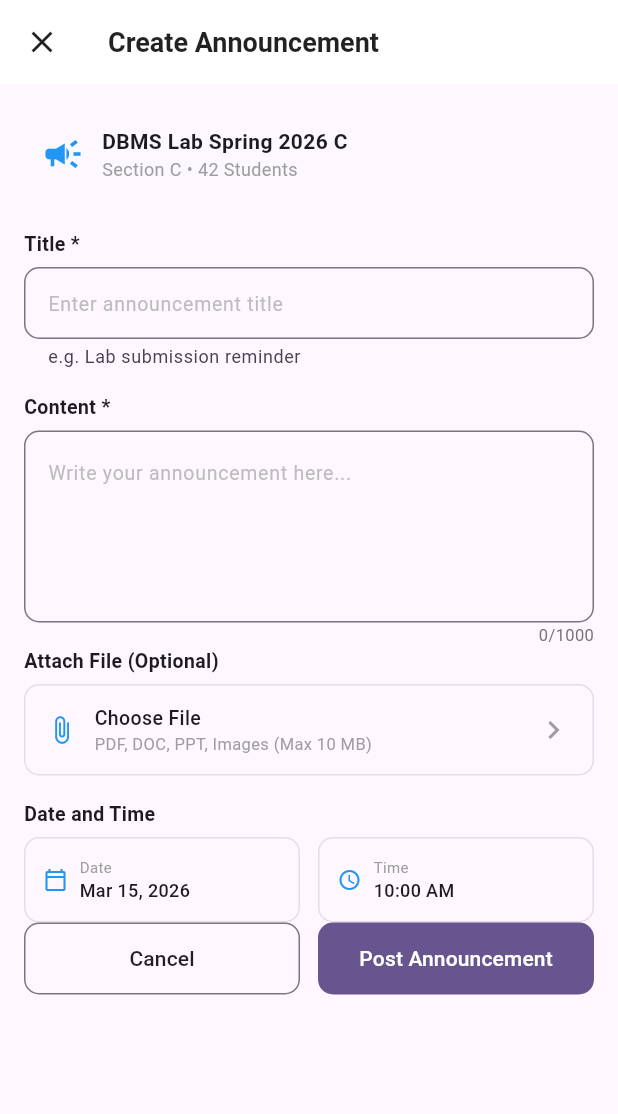
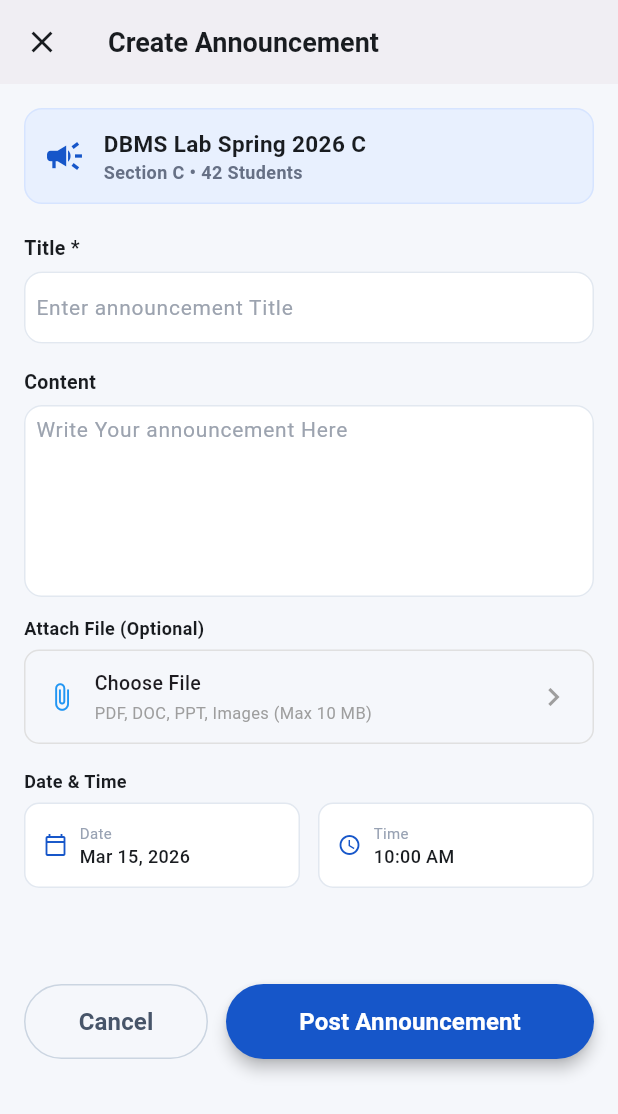
Before and after one commit to Masaud-Ahmad/XwanEdu, a Flutter app: the CreateAnnouncementScreen screen opened directly, on a phone screen of 412 x 824 dp. Shown: the top 1114 px of the screen. Run offline on Flutter 3.47's test engine with Material 3 defaults, Android fonts, the phone set to English and light mode, and no system bars; our stand-ins replace get, lottie.

Commit message:
Redesign announcement Screen

```diff
--- a/lib/common/widgets/edutextfield/textfiled.dart
+++ b/lib/common/widgets/edutextfield/textfiled.dart
@@ -33,14 +33,15 @@ class EduTextField extends StatelessWidget {
 
       decoration: InputDecoration(
         hintText: hintText,
-        hintStyle: const TextStyle(color: Color(0xFF9CA3AF)),
+
+        hintStyle: const TextStyle(color: Color(0xFF9CA3AF), fontSize: 14),
         prefixIcon: icon != null
             ? Icon(icon, color: Color(0xFF9CA3AF), size: 20)
             : null,
         filled: true,
 
         fillColor: fieldBg,
-        contentPadding: EdgeInsets.only(left: leftPadding!),
+        contentPadding: EdgeInsets.all(leftPadding!),
         border: OutlineInputBorder(
           borderRadius: BorderRadius.circular(12),
           borderSide: BorderSide(color: borderColor),
--- a/lib/common/widgets/elevated_button/elevated_button.dart
+++ b/lib/common/widgets/elevated_button/elevated_button.dart
@@ -4,24 +4,41 @@ import 'package:xwanedu/constant/colors.dart';
 class EduButton extends StatelessWidget {
   final String text;
   final VoidCallback onPressed;
+
   final Color? backgroundColor;
   final Color? textColor;
+  final Color? borderColor;
+
   final double width;
   final double height;
   final double borderRadius;
   final double fontSize;
+  final double borderWidth;
+
+  final FontWeight fontWeight;
+
+  final bool isBackgroundVisible;
+  final bool isBorderVisible;
 
   const EduButton({
     super.key,
     required this.text,
     required this.onPressed,
+
     this.backgroundColor,
     this.textColor,
-    this.width = double.infinity, // Defaults to full width
-    this.height = 50.0, // Standard touch-friendly height
-    this.borderRadius = 12.0, // Matches modern rounded UI
-    this.fontSize = 16.0,
-    fontweight = FontWeight.w600,
+    this.borderColor,
+
+    this.width = double.infinity,
+    this.height = 50,
+    this.borderRadius = 12,
+    this.fontSize = 16,
+    this.borderWidth = 1,
+
+    this.fontWeight = FontWeight.w600,
+
+    this.isBackgroundVisible = true,
+    this.isBorderVisible = false,
   });
 
   @override
@@ -29,20 +46,36 @@ class EduButton extends StatelessWidget {
     return SizedBox(
       width: width,
       height: height,
+
       child: ElevatedButton(
         onPressed: onPressed,
+
         style: ElevatedButton.styleFrom(
-          // Use the provided color or fall back to a default primary color
-          backgroundColor: backgroundColor ?? AppColors.primary,
-          foregroundColor: textColor ?? Colors.white,
-          elevation: 6, // Flat design; increase if you want a drop shadow
+          backgroundColor: isBackgroundVisible
+              ? backgroundColor ?? AppColors.primary
+              : Colors.transparent,
+
+          foregroundColor:
+              textColor ??
+              (isBackgroundVisible ? Colors.white : AppColors.primary),
+
+          elevation: isBackgroundVisible ? 4 : 0,
+
+          side: isBorderVisible
+              ? BorderSide(
+                  color: borderColor ?? AppColors.primary,
+                  width: borderWidth,
+                )
+              : BorderSide.none,
+
           shape: RoundedRectangleBorder(
             borderRadius: BorderRadius.circular(borderRadius),
           ),
         ),
+
         child: Text(
           text,
-          style: TextStyle(fontSize: fontSize, fontWeight: FontWeight.w900),
+          style: TextStyle(fontSize: fontSize, fontWeight: fontWeight),
         ),
       ),
     );
--- a/lib/feature/announcement/announcement_screen.dart
+++ b/lib/feature/announcement/announcement_screen.dart
@@ -1,4 +1,13 @@
 import 'package:flutter/material.dart';
+import 'package:get/get_core/src/get_main.dart';
+import 'package:get/get_navigation/src/extension_navigation.dart';
+import 'package:xwanedu/common/widgets/edu_container/edu_container.dart';
+import 'package:xwanedu/common/widgets/edutext/edutext.dart';
+import 'package:xwanedu/common/widgets/edutextfield/textfiled.dart';
+import 'package:xwanedu/common/widgets/elevated_button/elevated_button.dart';
+import 'package:xwanedu/constant/colors.dart';
+import 'package:xwanedu/constant/size.dart';
+import 'package:xwanedu/utils/file_picker.dart';
 
 class CreateAnnouncementScreen extends StatefulWidget {
   const CreateAnnouncementScreen({super.key});
@@ -11,7 +20,7 @@ class CreateAnnouncementScreen extends StatefulWidget {
 class _CreateAnnouncementScreenState extends State<CreateAnnouncementScreen> {
   final _titleController = TextEditingController();
   final _contentController = TextEditingController();
-  final bool _isPinned = true;
+
   final String _date = 'Mar 15, 2026';
   final String _time = '10:00 AM';
 
@@ -25,202 +34,187 @@ class _CreateAnnouncementScreenState extends State<CreateAnnouncementScreen> {
   @override
   Widget build(BuildContext context) {
     return Scaffold(
+      // Soft classroom/app background
+      backgroundColor: AppColors.background,
+
       appBar: AppBar(
-        backgroundColor: Colors.white,
-        elevation: 0,
-        leading: const CloseButton(color: Colors.black87),
+        // Keep app bar clean instead of strong blue
+        backgroundColor: AppColors.surface,
+        elevation: 5,
+
+        leading: const CloseButton(color: AppColors.onSurface),
+
         title: const Text(
           'Create Announcement',
           style: TextStyle(
-            color: Colors.black87,
+            color: AppColors.onSurface,
             fontWeight: FontWeight.bold,
             fontSize: 18,
           ),
         ),
       ),
+
       body: SingleChildScrollView(
         padding: const EdgeInsets.all(16),
+
         child: Column(
           crossAxisAlignment: CrossAxisAlignment.start,
+
           children: [
             // Course Info Banner
             Container(
               padding: const EdgeInsets.all(12),
+
               decoration: BoxDecoration(
-                color: Colors.blue.shade50.withAlpha(6),
+                // Light blue classroom accent
+                color: const Color(0xFFE8F0FE),
+
                 borderRadius: BorderRadius.circular(12),
+
+                border: Border.all(color: const Color(0xFFD6E4FF)),
               ),
+
               child: const Row(
                 children: [
-                  Icon(Icons.campaign, color: Colors.blue, size: 28),
+                  Icon(Icons.campaign, color: AppColors.primary, size: 28),
+
                   SizedBox(width: 12),
+
                   Column(
                     crossAxisAlignment: CrossAxisAlignment.start,
                     children: [
-                      Text(
-                        'DBMS Lab Spring 2026 C',
-                        style: TextStyle(
-                          fontWeight: FontWeight.bold,
-                          fontSize: 14,
-                        ),
+                      EduText(
+                        name: 'DBMS Lab Spring 2026 C',
+                        fontSize: SizeConstant.fontSizeSm + 3,
+                        fontcolor: AppColors.onSurface,
                       ),
-                      Text(
-                        'Section C • 42 Students',
-                        style: TextStyle(color: Colors.grey, fontSize: 12),
+
+                      EduText(
+                        name: 'Section C • 42 Students',
+                        fontSize: SizeConstant.fontSizeSm,
+                        fontcolor: Color(0xFF667085),
                       ),
                     ],
                   ),
                 ],
               ),
             ),
+
             const SizedBox(height: 20),
 
-            // Title *
-            const Text(
-              'Title *',
-              style: TextStyle(fontWeight: FontWeight.w600, fontSize: 13),
+            // Title
+            const EduText(
+              name: 'Title *',
+              fontSize: SizeConstant.fontSizeSm + 1,
+              fontcolor: AppColors.onSurface,
             ),
+
             const SizedBox(height: 6),
-            TextField(
+
+            EduTextField(
               controller: _titleController,
-              decoration: InputDecoration(
-                hintText: 'Enter announcement title',
-                hintStyle: TextStyle(color: Colors.grey.shade400, fontSize: 13),
-                helperText: 'e.g. Lab submission reminder',
-                border: OutlineInputBorder(
-                  borderRadius: BorderRadius.circular(10),
-                ),
-                contentPadding: const EdgeInsets.symmetric(
-                  horizontal: 12,
-                  vertical: 12,
-                ),
-              ),
+
+              fieldBg: AppColors.surface,
+
+              // Softer border
+              borderColor: const Color(0xFFE2E8F0),
+
+              primaryBlue: AppColors.primary,
+
+              hintText: "Enter announcement Title",
             ),
+
             const SizedBox(height: 16),
 
-            // Content * with live character counter
-            const Text(
-              'Content *',
-              style: TextStyle(fontWeight: FontWeight.w600, fontSize: 13),
-            ),
-            const SizedBox(height: 6),
-            ValueListenableBuilder<TextEditingValue>(
-              valueListenable: _contentController,
-              builder: (context, value, child) {
-                final count = value.text.length;
-                return Column(
-                  crossAxisAlignment: CrossAxisAlignment.end,
-                  children: [
-                    TextField(
-                      controller: _contentController,
-                      maxLines: 4,
-                      maxLength: 1000,
-                      buildCounter:
-                          (
-                            context, {
-                            required currentLength,
-                            required isFocused,
-                            required maxLength,
-                          }) => null,
-                      decoration: InputDecoration(
-                        hintText: 'Write your announcement here...',
-                        hintStyle: TextStyle(
-                          color: Colors.grey.shade400,
-                          fontSize: 13,
-                        ),
-                        border: OutlineInputBorder(
-                          borderRadius: BorderRadius.circular(10),
-                        ),
-                      ),
-                    ),
-                    Text(
-                      '$count/1000',
-                      style: TextStyle(
-                        color: Colors.grey.shade600,
-                        fontSize: 11,
-                      ),
-                    ),
-                  ],
-                );
-              },
+            const EduText(
+              name: 'Content ',
+              fontSize: SizeConstant.fontSizeSm + 1,
+              fontcolor: AppColors.onSurface,
             ),
 
-            // Attach File Box
-            const Text(
-              'Attach File (Optional)',
-              style: TextStyle(fontWeight: FontWeight.w600, fontSize: 13),
+            const SizedBox(height: 6),
+
+            EduTextField(
+              controller: _contentController,
+
+              fieldBg: AppColors.surface,
+
+              borderColor: const Color(0xFFE2E8F0),
+
+              primaryBlue: AppColors.primary,
+
+              hintText: 'Write Your announcement Here',
+
+              maxline: 5,
             ),
+
+            const SizedBox(height: 12),
+
+            // Attach File
+            const EduText(
+              name: 'Attach File (Optional)',
+              fontSize: SizeConstant.fontSizeSm,
+              fontcolor: AppColors.onSurface,
+            ),
+
             const SizedBox(height: 6),
-            Container(
-              padding: const EdgeInsets.symmetric(horizontal: 14, vertical: 12),
-              decoration: BoxDecoration(
-                border: Border.all(color: Colors.grey.shade300),
-                borderRadius: BorderRadius.circular(10),
-              ),
-              child: const Row(
-                children: [
-                  Icon(Icons.attach_file, color: Colors.blue, size: 20),
-                  SizedBox(width: 12),
-                  Expanded(
-                    child: Column(
-                      crossAxisAlignment: CrossAxisAlignment.start,
-                      children: [
-                        Text(
-                          'Choose File',
-                          style: TextStyle(
-                            fontWeight: FontWeight.w500,
-                            fontSize: 13,
-                          ),
-                        ),
-                        Text(
-                          'PDF, DOC, PPT, Images (Max 10 MB)',
-                          style: TextStyle(color: Colors.grey, fontSize: 11),
-                        ),
-                      ],
-                    ),
-                  ),
-                  Icon(Icons.chevron_right, color: Colors.grey),
-                ],
-              ),
-            ),
+
+            FilePickerTile(title: 'Choose File', onTap: () {}),
+
             const SizedBox(height: 16),
 
-            // Date and Time Row
-            const Text(
-              'Date and Time',
-              style: TextStyle(fontWeight: FontWeight.w600, fontSize: 13),
+            // Date and Time
+            const EduText(
+              name: 'Date & Time',
+              fontSize: SizeConstant.fontSizeSm,
+              fontcolor: AppColors.onSurface,
             ),
+
             const SizedBox(height: 6),
+
             Row(
               children: [
                 Expanded(
                   child: Container(
                     padding: const EdgeInsets.all(12),
+
                     decoration: BoxDecoration(
-                      border: Border.all(color: Colors.grey.shade300),
+                      // White card
+                      color: AppColors.surface,
+
+                      border: Border.all(color: const Color(0xFFE2E8F0)),
+
                       borderRadius: BorderRadius.circular(10),
                     ),
+
                     child: Row(
                       children: [
                         const Icon(
                           Icons.calendar_today_outlined,
                           size: 16,
-                          color: Colors.blue,
+
+                          // Brand blue
+                          color: AppColors.primary,
                         ),
+
                         const SizedBox(width: 8),
+
                         Column(
                           crossAxisAlignment: CrossAxisAlignment.start,
+
                           children: [
                             const Text(
                               'Date',
                               style: TextStyle(
-                                color: Colors.grey,
+                                color: Color(0xFF98A2B3),
                                 fontSize: 10,
                               ),
                             ),
+
                             Text(
                               _date,
                               style: const TextStyle(
+                                color: AppColors.onSurface,
                                 fontWeight: FontWeight.w500,
                                 fontSize: 12,
                               ),
@@ -231,35 +225,47 @@ class _CreateAnnouncementScreenState extends State<CreateAnnouncementScreen> {
                     ),
                   ),
                 ),
+
                 const SizedBox(width: 12),
+
                 Expanded(
                   child: Container(
                     padding: const EdgeInsets.all(12),
+
                     decoration: BoxDecoration(
-                      border: Border.all(color: Colors.grey.shade300),
+                      color: AppColors.surface,
+
+                      border: Border.all(color: const Color(0xFFE2E8F0)),
+
                       borderRadius: BorderRadius.circular(10),
                     ),
+
                     child: Row(
                       children: [
                         const Icon(
                           Icons.access_time_outlined,
                           size: 16,
-                          color: Colors.blue,
+                          color: AppColors.primary,
                         ),
+
                         const SizedBox(width: 8),
+
                         Column(
                           crossAxisAlignment: CrossAxisAlignment.start,
+
                           children: [
                             const Text(
                               'Time',
                               style: TextStyle(
-                                color: Colors.grey,
+                                color: Color(0xFF98A2B3),
                                 fontSize: 10,
                               ),
                             ),
+
                             Text(
                               _time,
                               style: const TextStyle(
+                                color: AppColors.onSurface,
                                 fontWeight: FontWeight.w500,
                                 fontSize: 12,
                               ),
@@ -273,41 +279,47 @@ class _CreateAnnouncementScreenState extends State<CreateAnnouncementScreen> {
               ],
             ),
 
-            // Bottom Buttons
+            SizedBox(height: SizeConstant.xl * 2),
+
             Row(
               children: [
                 Expanded(
-                  child: OutlinedButton(
-                    onPressed: () => Navigator.pop(context),
-                    style: OutlinedButton.styleFrom(
-                      padding: const EdgeInsets.symmetric(vertical: 14),
-                      shape: RoundedRectangleBorder(
-                        borderRadius: BorderRadius.circular(10),
-                      ),
-                    ),
-                    child: const Text(
-                      'Cancel',
-                      style: TextStyle(color: Colors.black87),
-                    ),
+                  flex: 1,
+
+                  child: EduButton(
+                    borderRadius: 45,
+
+                    isBorderVisible: true,
+
+                    isBackgroundVisible: false,
+
+                    // Neutral Cancel button
+                    borderColor: const Color(0xFFCBD5E1),
+
+                    textColor: const Color(0xFF475569),
+
+                    text: 'Cancel',
+
+                    onPressed: () {},
                   ),
                 ),
+
                 const SizedBox(width: 12),
+
                 Expanded(
-                  child: FilledButton(
-                    onPressed: () {
-                      Navigator.pop(context, {
-                        'title': _titleController.text,
-                        'content': _contentController.text,
-                        'pinned': _isPinned,
-                      });
-                    },
-                    style: FilledButton.styleFrom(
-                      padding: const EdgeInsets.symmetric(vertical: 14),
-                      shape: RoundedRectangleBorder(
-                        borderRadius: BorderRadius.circular(10),
-                      ),
-                    ),
-                    child: const Text('Post Announcement'),
+                  flex: 2,
+
+                  child: EduButton(
+                    borderRadius: 40,
+
+                    // Main classroom brand action
+                    backgroundColor: AppColors.primary,
+
+                    textColor: Colors.white,
+
+                    text: 'Post Announcement',
+
+                    onPressed: () {},
                   ),
                 ),
               ],
--- a/lib/feature/assignment/view/teacher/create_assignment.dart
+++ b/lib/feature/assignment/view/teacher/create_assignment.dart
@@ -51,7 +51,7 @@ class _CreateAssignmentScreenState extends State<CreateAssignmentScreen> {
             EduTextField(
               leftPadding: 10,
               controller: titleController,
-              fieldBg: AppColors.onPrimary,
+              fieldBg: AppColors.surface,
               borderColor: AppColors.onSurface,
               primaryBlue: AppColors.primary,
               hintText: 'Enter Assignment Title',
@@ -70,8 +70,8 @@ class _CreateAssignmentScreenState extends State<CreateAssignmentScreen> {
               leftPadding: 10,
               maxline: 5,
               controller: descriptionController,
-              fieldBg: AppColors.onPrimary,
               borderColor: AppColors.onSurface,
+              fieldBg: AppColors.surface,
               primaryBlue: AppColors.onPrimary,
               hintText: "Description",
             ),
@@ -145,7 +145,7 @@ class _CreateAssignmentScreenState extends State<CreateAssignmentScreen> {
             EduTextField(
               leftPadding: 10,
               controller: marksController,
-              fieldBg: AppColors.onPrimary,
+              fieldBg: AppColors.surface,
               borderColor: AppColors.onSurface,
               primaryBlue: AppColors.primary,
               hintText: "Example-10",
--- /dev/null
+++ b/lib/utils/file_picker.dart
@@ -0,0 +1,77 @@
+import 'package:flutter/material.dart';
+
+class FilePickerTile extends StatelessWidget {
+  const FilePickerTile({
+    super.key,
+    required this.title,
+    required this.onTap,
+    this.subtitle = 'PDF, DOC, PPT, Images (Max 10 MB)',
+    this.leadingIcon = Icons.attach_file,
+    this.trailingIcon = Icons.chevron_right,
+    this.iconColor = Colors.blue,
+    this.borderColor,
+    this.backgroundColor = Colors.transparent,
+  });
+
+  // Required
+  final String title;
+  final VoidCallback onTap;
+
+  // Optional
+  final String subtitle;
+  final IconData leadingIcon;
+  final IconData trailingIcon;
+  final Color iconColor;
+  final Color? borderColor;
+  final Color backgroundColor;
+
+  @override
+  Widget build(BuildContext context) {
+    return InkWell(
+      onTap: onTap,
+      borderRadius: BorderRadius.circular(10),
+
+      child: Container(
+        padding: const EdgeInsets.symmetric(horizontal: 14, vertical: 12),
+
+        decoration: BoxDecoration(
+          color: backgroundColor,
+          border: Border.all(color: borderColor ?? Colors.grey.shade300),
+          borderRadius: BorderRadius.circular(10),
+        ),
+
+        child: Row(
+          children: [
+            Icon(leadingIcon, color: iconColor, size: 20),
+
+            const SizedBox(width: 12),
+
+            Expanded(
+              child: Column(
+                crossAxisAlignment: CrossAxisAlignment.start,
+                children: [
+                  Text(
+                    title,
+                    style: const TextStyle(
+                      fontWeight: FontWeight.w500,
+                      fontSize: 13,
+                    ),
+                  ),
+
+                  const SizedBox(height: 2),
+
+                  Text(
+                    subtitle,
+                    style: const TextStyle(color: Colors.grey, fontSize: 11),
+                  ),
+                ],
+              ),
+            ),
+
+            Icon(trailingIcon, color: Colors.grey),
+          ],
+        ),
+      ),
+    );
+  }
+}
```
